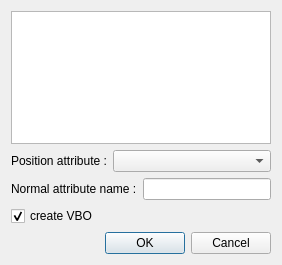
Qt form SCHNApps/Plugins/differentialProperties/forms/computeNormalsDialog.ui (cgogn/CGoGN) before a commit.
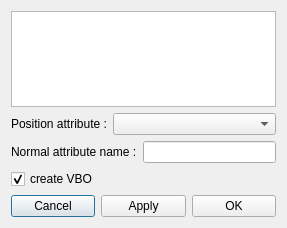
The same form after that commit.

What changed in the file:
```diff
--- a/SCHNApps/Plugins/differentialProperties/forms/computeNormalsDialog.ui
+++ b/SCHNApps/Plugins/differentialProperties/forms/computeNormalsDialog.ui
@@ -6,8 +6,8 @@
    <rect>
     <x>0</x>
     <y>0</y>
-    <width>282</width>
-    <height>265</height>
+    <width>287</width>
+    <height>228</height>
    </rect>
   </property>
   <property name="windowTitle">
@@ -63,14 +63,29 @@
     </widget>
    </item>
    <item>
-    <widget class="QDialogButtonBox" name="buttonBox">
-     <property name="orientation">
-      <enum>Qt::Horizontal</enum>
-     </property>
-     <property name="standardButtons">
-      <set>QDialogButtonBox::Cancel|QDialogButtonBox::Ok</set>
-     </property>
-    </widget>
+    <layout class="QHBoxLayout" name="horizontalLayout_3">
+     <item>
+      <widget class="QPushButton" name="button_cancel">
+       <property name="text">
+        <string>Cancel</string>
+       </property>
+      </widget>
+     </item>
+     <item>
+      <widget class="QPushButton" name="button_apply">
+       <property name="text">
+        <string>Apply</string>
+       </property>
+      </widget>
+     </item>
+     <item>
+      <widget class="QPushButton" name="button_ok">
+       <property name="text">
+        <string>OK</string>
+       </property>
+      </widget>
+     </item>
+    </layout>
    </item>
   </layout>
  </widget>
```
Left out of the diff: 24 changed lines with no effect on the pictures.
